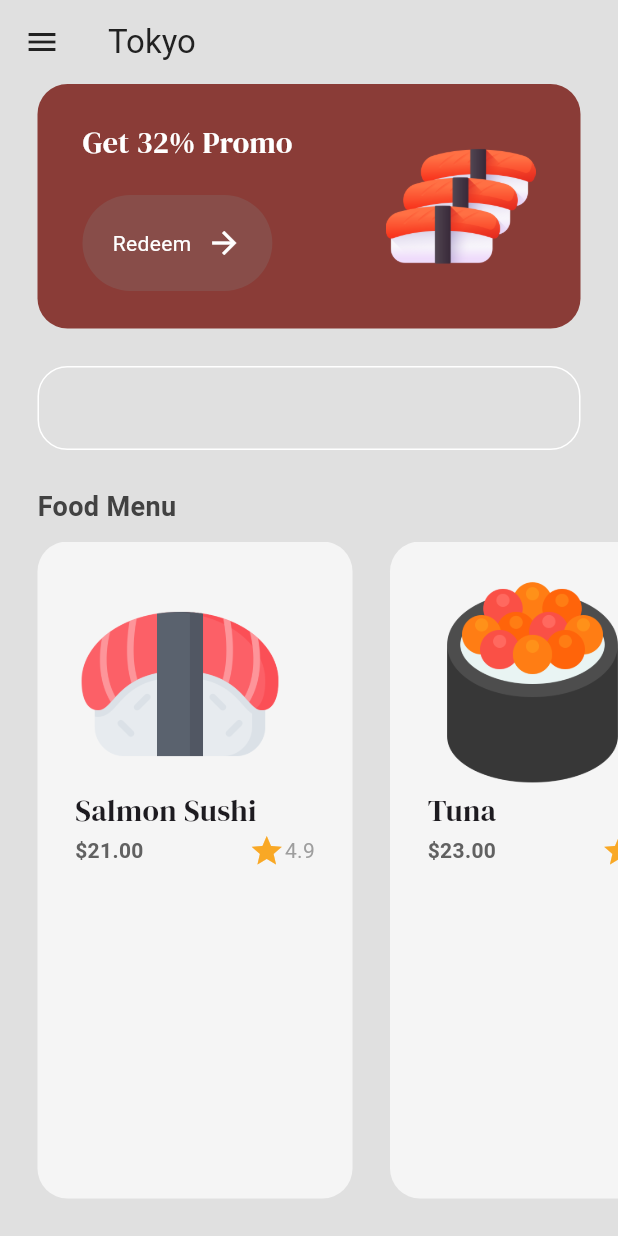
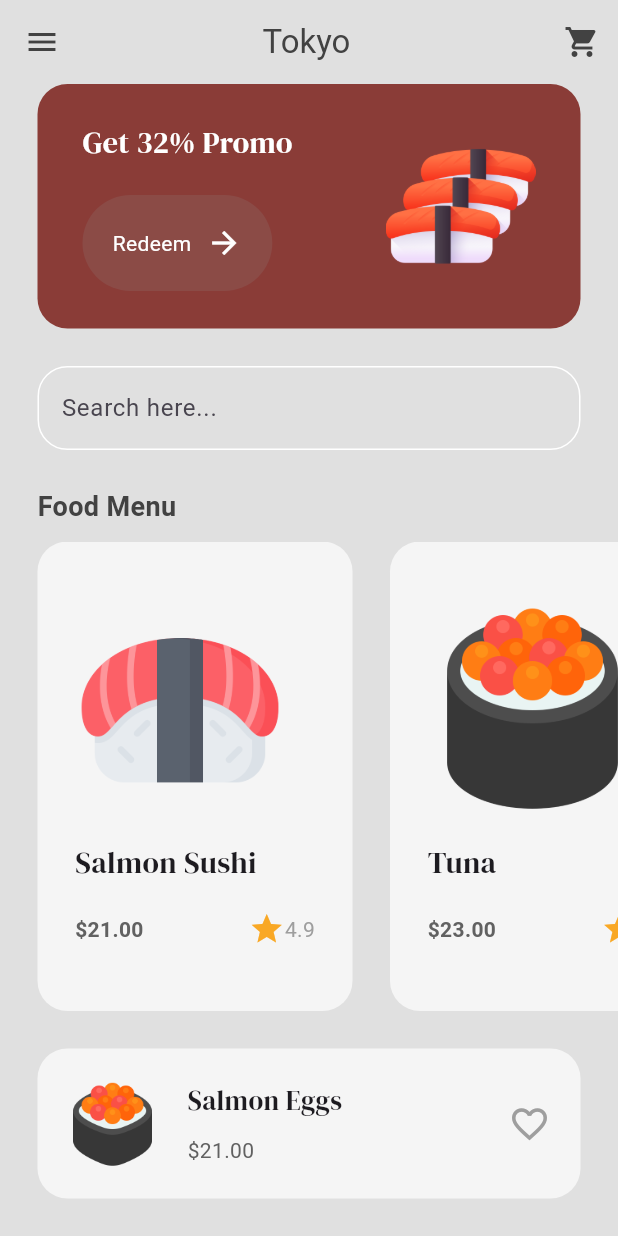
Before and after one commit to iabzeet/sushiShop, a Flutter app: the MenuPage screen opened by its route, on a phone screen of 412 x 824 dp. Run offline on Flutter 3.47's test engine with Material 3 defaults, Android fonts, the phone set to English and light mode, and no system bars; our stand-ins replace google_fonts.

Commit message:
final commit

```diff
--- a/lib/components/button.dart
+++ b/lib/components/button.dart
@@ -1,4 +1,5 @@
 import 'package:flutter/material.dart';
+import 'package:sushi/themes/colors.dart';
 
 class MyButton extends StatelessWidget {
   final String text;
@@ -16,7 +17,7 @@ class MyButton extends StatelessWidget {
       onTap: onTap,
       child: Container(
         decoration: BoxDecoration(
-          color: Color.fromARGB(212, 135, 81, 77),
+          color: secondaryColor,
           borderRadius: BorderRadius.circular(40),
         ),
         padding: EdgeInsets.all(20),
--- a/lib/components/food_tile.dart
+++ b/lib/components/food_tile.dart
@@ -4,22 +4,28 @@ import 'package:sushi/models/food.dart';
 
 class FoodTile extends StatelessWidget {
   final Food food;
+  final void Function()? onTap;
+
   const FoodTile({
     super.key,
     required this.food,
+    required this.onTap
     });
 
   @override
   Widget build(BuildContext context) {
-    return Container(
+    return GestureDetector(
+      onTap: onTap,
+      child: Container(
         decoration: BoxDecoration(
           color: Colors.grey[100],
           borderRadius: BorderRadius.circular(20),
         ),
-      margin: EdgeInsets.only(left: 25),
+        margin: const EdgeInsets.only(left: 25),
         padding: const EdgeInsets.all(25),
         child: Column(
           crossAxisAlignment: CrossAxisAlignment.start,
+          mainAxisAlignment: MainAxisAlignment.spaceEvenly,
           children: [
             //image
             Image.asset(
@@ -66,6 +72,7 @@ class FoodTile extends StatelessWidget {
             )
           ],
         ),
+      ),
     );
   }
 }
--- /dev/null
+++ b/lib/models/shop.dart
@@ -0,0 +1,44 @@
+import 'package:flutter/material.dart';
+import 'package:sushi/models/food.dart';
+
+class Shop extends ChangeNotifier{
+    //food menu
+  final List<Food> _foodMenu = [
+    //salmon sushi
+    Food(
+      name: "Salmon Sushi",
+      price: "21.00",
+      imagePath: "lib/images/sushi3.png",
+      rating: "4.9",
+    ),
+
+    //tuna
+    Food(
+      name: "Tuna",
+      price: "23.00",
+      imagePath: "lib/images/sushi4.png",
+      rating: "4.3",
+    ),
+  ];
+
+  //customer cart
+  List<Food> _cart = [];
+
+  //getter methods
+  List<Food> get foodMenu => _foodMenu;
+  List<Food> get cart => _cart;
+
+  //add to cart
+  void addToCart(Food foodItem, int quantity) {
+    for (int i=0; i<quantity; i++) {
+      _cart.add(foodItem);
+    }
+    notifyListeners();
+  }
+
+  //remove from cart
+  void removeFromCart(Food food) {
+    _cart.remove(food);
+    notifyListeners();
+  }
+}
--- a/lib/pages/intro_page.dart
+++ b/lib/pages/intro_page.dart
@@ -1,6 +1,7 @@
 import 'package:flutter/material.dart';
 import 'package:google_fonts/google_fonts.dart';
 import 'package:sushi/components/button.dart';
+import 'package:sushi/themes/colors.dart';
 
 class IntroPage extends StatelessWidget {
   const IntroPage({super.key});
@@ -8,7 +9,7 @@ class IntroPage extends StatelessWidget {
   @override
   Widget build(BuildContext context) {
     return Scaffold(
-      backgroundColor: Color.fromARGB(255, 138, 60, 55),
+      backgroundColor: primaryColor,
       body: Padding(
         padding: const EdgeInsets.all(25.0),
         child: Column(
--- a/lib/pages/menu_page.dart
+++ b/lib/pages/menu_page.dart
@@ -1,9 +1,11 @@
 import 'package:flutter/material.dart';
 import 'package:google_fonts/google_fonts.dart';
+import 'package:provider/provider.dart';
 import 'package:sushi/components/button.dart';
 import 'package:sushi/components/food_tile.dart';
+import 'package:sushi/models/shop.dart';
+import 'package:sushi/pages/food_details_page.dart';
 import 'package:sushi/themes/colors.dart';
-import 'package:sushi/models/food.dart';
 
 class MenuPage extends StatefulWidget {
   const MenuPage({super.key});
@@ -13,39 +15,50 @@ class MenuPage extends StatefulWidget {
 }
 
 class _MenuPageState extends State<MenuPage> {
-  //food menu
-  List foodMenu = [
-    //salmon sushi
-    Food(
-      name: "Salmon Sushi",
-      price: "21.00",
-      imagePath: "lib/images/sushi3.png",
-      rating: "4.9",
-    ),
+  // navigate to food item details page
+  void navigateToFoodDetails(int index) {
+    //get the shop and it's menu
+    final shop = context.read<Shop>();
+    final foodMenu = shop.foodMenu;
 
-    //tuna
-    Food(
-      name: "Tuna",
-      price: "23.00",
-      imagePath: "lib/images/sushi4.png",
-      rating: "4.3",
-    ),
-  ];
+    Navigator.push(
+      context,
+      MaterialPageRoute(
+        builder: (context) => FoodDetailsPage(
+          food: foodMenu[index],
+        ),
+      ),
+    );
+  }
+
   @override
   Widget build(BuildContext context) {
+    //get the shop and it's menu
+    final shop = context.read<Shop>();
+    final foodMenu = shop.foodMenu;
     return Scaffold(
       backgroundColor: Colors.grey[300],
       appBar: AppBar(
         backgroundColor: Colors.transparent,
+        foregroundColor: Colors.grey[800],
         elevation: 0,
-        leading: Icon(
+        leading: const Icon(
           Icons.menu,
-          color: Colors.grey[900],
         ),
-        title: Text(
-          'Tokyo',
-          style: TextStyle(color: Colors.grey[900]),
+        title: const Center(
+          child: Text(
+            '  Tokyo    ',
+          ),
         ),
+        actions: [
+          //cart button
+          IconButton(
+            onPressed: () {
+              Navigator.pushNamed(context, '/cartpage');
+            },
+            icon: const Icon(Icons.shopping_cart),
+          ),
+        ],
       ),
       body: Column(
         crossAxisAlignment: CrossAxisAlignment.start,
@@ -106,7 +119,8 @@ class _MenuPageState extends State<MenuPage> {
                 enabledBorder: OutlineInputBorder(
                   borderSide: BorderSide(color: Colors.white),
                   borderRadius: BorderRadius.circular(20),
-                )
+                ),
+                hintText: "Search here...",
               ),
             ),
           ),
@@ -134,6 +148,7 @@ class _MenuPageState extends State<MenuPage> {
               itemCount: foodMenu.length,
               itemBuilder: (context, index) => FoodTile(
                 food: foodMenu[index],
+                onTap: () => navigateToFoodDetails(index),
               ),
             ),
           ),
@@ -141,6 +156,57 @@ class _MenuPageState extends State<MenuPage> {
           const SizedBox(height: 25),
 
           //popular food
+          Container(
+            decoration: BoxDecoration(
+              color: Colors.grey[100],
+              borderRadius: BorderRadius.circular(20),
+            ),
+            margin: const EdgeInsets.only(left: 25, right: 25, bottom: 25),
+            padding: const EdgeInsets.all(20),
+            child: Row(
+              mainAxisAlignment: MainAxisAlignment.spaceBetween,
+              children: [
+                Row(
+                  children: [
+                    //image
+                Image.asset(
+                  'lib/images/sushi2.png',
+                  height: 60,
+                ),
+
+                const SizedBox(width: 20),
+
+                //name and price
+                Column(
+                  crossAxisAlignment: CrossAxisAlignment.start,
+                  children: [
+                    //name
+                    Text(
+                      "Salmon Eggs",
+                      style: GoogleFonts.dmSerifDisplay(fontSize: 18),
+                    ),
+
+                    const SizedBox(height: 10),
+
+                    //price
+                    Text(
+                      '\$21.00',
+                      style: TextStyle(color: Colors.grey[700]),
+                    ),
+                  ],
+                ),
+                  ],
+                ),
+
+                //heart
+                const Icon(
+                  Icons.favorite_outline,
+                  color: Colors.grey,
+                  size: 28,
+                ),
+              ],
+            ),
+          ),
         ],
       ),
     );
--- a/lib/themes/colors.dart
+++ b/lib/themes/colors.dart
@@ -1,3 +1,4 @@
 import 'package:flutter/material.dart';
 
 var primaryColor = const Color.fromARGB(255, 138, 60, 55);
+var secondaryColor = const Color.fromARGB(109, 140, 94, 91);
--- a/pubspec.yaml
+++ b/pubspec.yaml
@@ -36,6 +36,7 @@ dependencies:
   # Use with the CupertinoIcons class for iOS style icons.
   cupertino_icons: ^1.0.6
   google_fonts: ^6.2.1
+  provider: ^6.1.2
 
 dev_dependencies:
   flutter_test:
```
Also changed, not shown: lib/main.dart (+11 -1 lines), lib/pages/cart_page.dart (added, +85 -0 lines), lib/pages/food_details_page.dart (added, +236 -0 lines), pubspec.lock. Lines whose indentation alone changed are shown as unchanged.
